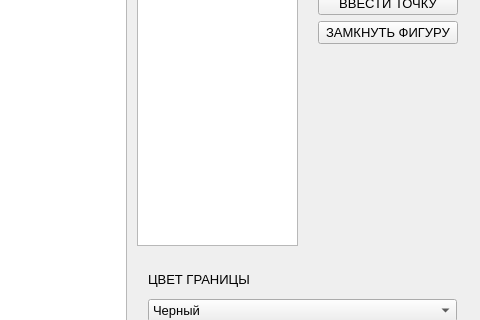
Before: the Qt Designer form ksupol/lab_06/mainwindow.ui in SGCube/IU7-Computer-Graphics, drawn with Qt 5; both pictures show x 743 to 1223 and y 85 to 405 of the 1223 by 689 pixel window.
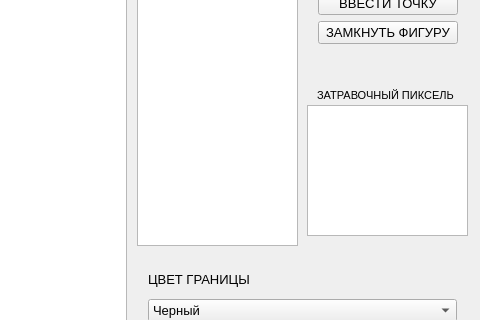
After: the same form once the commit is applied.

The edit to the form file:
```diff
--- a/ksupol/lab_06/mainwindow.ui
+++ b/ksupol/lab_06/mainwindow.ui
@@ -51,7 +51,7 @@
 &lt;p style=&quot; margin-top:0px; margin-bottom:0px; margin-left:0px; margin-right:0px; -qt-block-indent:0; text-indent:0px;&quot;&gt;&lt;span style=&quot; font-size:11pt;&quot;&gt;Размер области рисования 860 x 660&lt;/span&gt;&lt;/p&gt;&lt;/body&gt;&lt;/html&gt;</string>
     </property>
    </widget>
-   <widget class="QWidget" name="">
+   <widget class="QWidget" name="layoutWidget">
     <property name="geometry">
      <rect>
       <x>1050</x>
@@ -129,7 +129,7 @@
      </item>
     </layout>
    </widget>
-   <widget class="QWidget" name="">
+   <widget class="QWidget" name="layoutWidget">
     <property name="geometry">
      <rect>
       <x>880</x>
@@ -299,6 +299,34 @@
      </item>
     </layout>
    </widget>
+   <widget class="QLabel" name="label_5">
+    <property name="geometry">
+     <rect>
+      <x>1060</x>
+      <y>170</y>
+      <width>181</width>
+      <height>20</height>
+     </rect>
+    </property>
+    <property name="font">
+     <font>
+      <pointsize>8</pointsize>
+     </font>
+    </property>
+    <property name="text">
+     <string>ЗАТРАВОЧНЫЙ ПИКСЕЛЬ</string>
+    </property>
+   </widget>
+   <widget class="QTextBrowser" name="pixel">
+    <property name="geometry">
+     <rect>
+      <x>1050</x>
+      <y>190</y>
+      <width>161</width>
+      <height>131</height>
+     </rect>
+    </property>
+   </widget>
   </widget>
  </widget>
  <layoutdefault spacing="6" margin="11"/>
```
